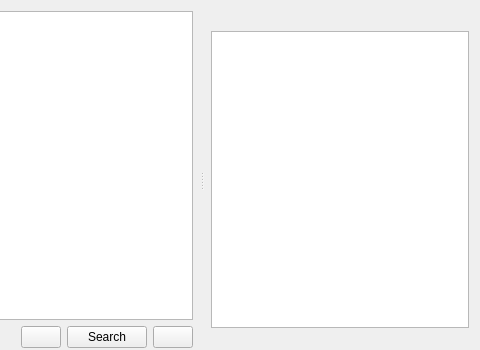
Qt form src/forms/maintab_items.ui (cbnolok/Leviathan) before a commit; both pictures show x 420 to 900 and y 0 to 350 of the 900 by 350 pixel window.
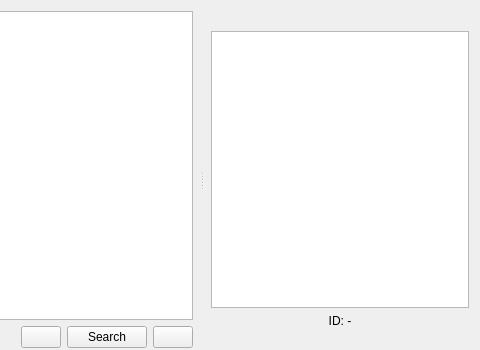
The same form after that commit. Icons and pictures are not drawn.

Diff of the .ui file:
```diff
--- a/src/forms/maintab_items.ui
+++ b/src/forms/maintab_items.ui
@@ -242,7 +242,7 @@
        </widget>
        <widget class="QWidget" name="layoutWidget">
         <layout class="QGridLayout" name="gridLayout_image">
-         <item row="2" column="1">
+         <item row="3" column="1">
           <spacer name="verticalSpacer_2">
            <property name="orientation">
             <enum>Qt::Vertical</enum>
@@ -312,6 +312,16 @@
            </property>
           </spacer>
          </item>
+         <item row="2" column="1">
+          <widget class="QLabel" name="label_id">
+           <property name="text">
+            <string>ID: -</string>
+           </property>
+           <property name="alignment">
+            <set>Qt::AlignCenter</set>
+           </property>
+          </widget>
+         </item>
         </layout>
        </widget>
       </widget>
```
